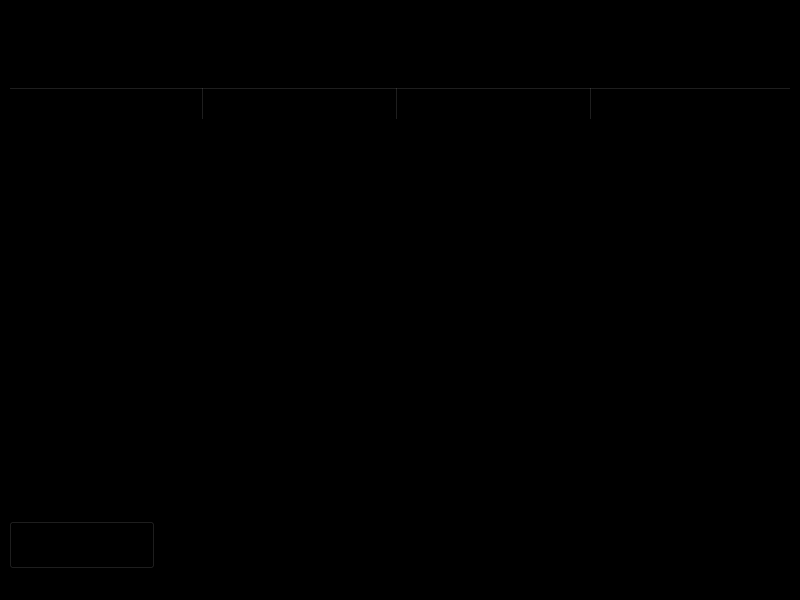
acmpesuecc/GrowPal, file sold_items.ui: the form before one commit.
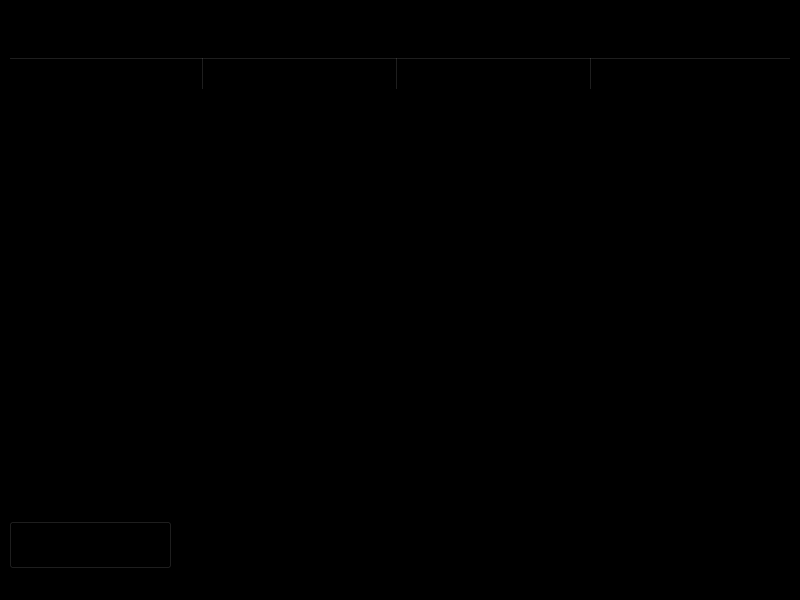
The form after the commit. Icons and pictures are not drawn.

```diff
--- a/sold_items.ui
+++ b/sold_items.ui
@@ -18,51 +18,7 @@
   </property>
   <widget class="QWidget" name="centralwidget">
    <layout class="QGridLayout" name="gridLayout">
-    <item row="0" column="0" colspan="2">
-     <widget class="QLabel" name="label">
-      <property name="font">
-       <font>
-        <pointsize>48</pointsize>
-        <weight>75</weight>
-        <bold>true</bold>
-       </font>
-      </property>
-      <property name="text">
-       <string>Selling  </string>
-      </property>
-     </widget>
-    </item>
-    <item row="2" column="1">
-     <spacer name="horizontalSpacer">
-      <property name="orientation">
-       <enum>Qt::Horizontal</enum>
-      </property>
-      <property name="sizeHint" stdset="0">
-       <size>
-        <width>575</width>
-        <height>20</height>
-       </size>
-      </property>
-     </spacer>
-    </item>
-    <item row="2" column="0">
-     <widget class="QPushButton" name="pushButton_back">
-      <property name="font">
-       <font>
-        <pointsize>26</pointsize>
-        <weight>75</weight>
-        <bold>true</bold>
-       </font>
-      </property>
-      <property name="styleSheet">
-       <string notr="true"/>
-      </property>
-      <property name="text">
-       <string>      &lt;      </string>
-      </property>
-     </widget>
-    </item>
-    <item row="1" column="0" colspan="2">
+    <item row="1" column="0" colspan="6">
      <widget class="QTableWidget" name="tableWidget">
       <property name="font">
        <font>
@@ -152,6 +108,76 @@
       </column>
      </widget>
     </item>
+    <item row="2" column="4" colspan="2">
+     <spacer name="horizontalSpacer_2">
+      <property name="orientation">
+       <enum>Qt::Horizontal</enum>
+      </property>
+      <property name="sizeHint" stdset="0">
+       <size>
+        <width>40</width>
+        <height>20</height>
+       </size>
+      </property>
+     </spacer>
+    </item>
+    <item row="0" column="0">
+     <widget class="QLabel" name="label">
+      <property name="font">
+       <font>
+        <pointsize>28</pointsize>
+        <weight>75</weight>
+        <bold>true</bold>
+       </font>
+      </property>
+      <property name="text">
+       <string>Selling  </string>
+      </property>
+      <property name="alignment">
+       <set>Qt::AlignLeading|Qt::AlignLeft|Qt::AlignVCenter</set>
+      </property>
+     </widget>
+    </item>
+    <item row="0" column="1">
+     <widget class="QLabel" name="label_2">
+      <property name="text">
+       <string/>
+      </property>
+      <property name="pixmap">
+       <pixmap>selling.svg</pixmap>
+      </property>
+     </widget>
+    </item>
+    <item row="2" column="2" colspan="2">
+     <spacer name="horizontalSpacer">
+      <property name="orientation">
+       <enum>Qt::Horizontal</enum>
+      </property>
+      <property name="sizeHint" stdset="0">
+       <size>
+        <width>575</width>
+        <height>20</height>
+       </size>
+      </property>
+     </spacer>
+    </item>
+    <item row="2" column="0" colspan="2">
+     <widget class="QPushButton" name="pushButton_back">
+      <property name="font">
+       <font>
+        <pointsize>26</pointsize>
+        <weight>75</weight>
+        <bold>true</bold>
+       </font>
+      </property>
+      <property name="styleSheet">
+       <string notr="true"/>
+      </property>
+      <property name="text">
+       <string>      &lt;      </string>
+      </property>
+     </widget>
+    </item>
    </layout>
   </widget>
   <widget class="QMenuBar" name="menubar">
```
